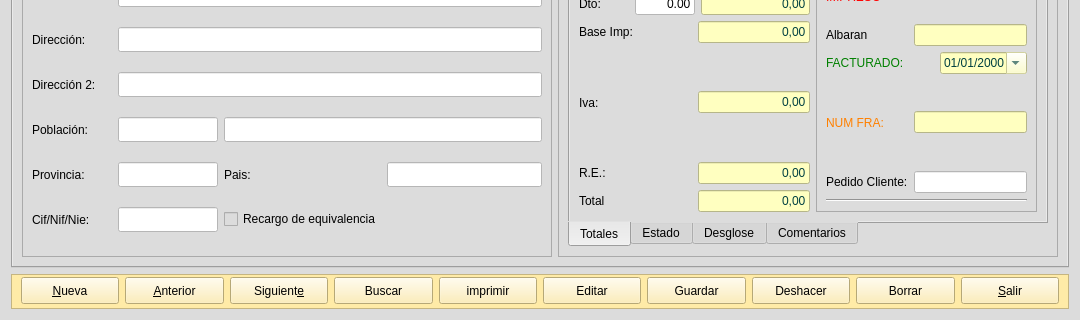
arcnexus/RedFoX, file frmpedidos.ui: the form before one commit; both pictures show x 0 to 1080 and y 162 to 482 of the 1080 by 482 pixel window.
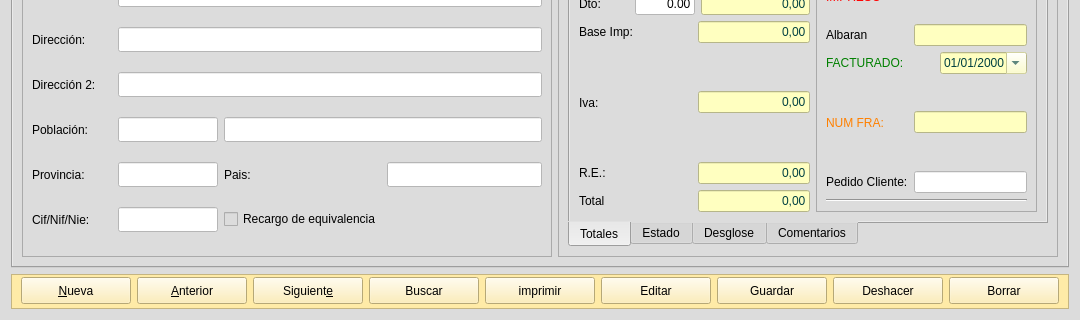
The form after the commit. Icons and pictures are not drawn.

Commit message: ToolButons y botones cerrar Cambiados los ToolButton por sus Menu Action correspondientes en MainWindow. Borrado los borrotes cerrar de la subforms.

```diff
--- a/frmpedidos.ui
+++ b/frmpedidos.ui
@@ -2426,29 +2426,6 @@
         </property>
        </widget>
       </item>
-      <item>
-       <widget class="QPushButton" name="btnCerrar">
-        <property name="minimumSize">
-         <size>
-          <width>0</width>
-          <height>27</height>
-         </size>
-        </property>
-        <property name="text">
-         <string>&amp;Salir</string>
-        </property>
-        <property name="icon">
-         <iconset resource="terra.qrc">
-          <normaloff>:/Icons/PNG/Exit.png</normaloff>:/Icons/PNG/Exit.png</iconset>
-        </property>
-        <property name="iconSize">
-         <size>
-          <width>24</width>
-          <height>24</height>
-         </size>
-        </property>
-       </widget>
-      </item>
      </layout>
     </widget>
    </item>
```
Left out of the diff: 21 changed lines with no effect on the pictures. The commit also changes 16 other files.
